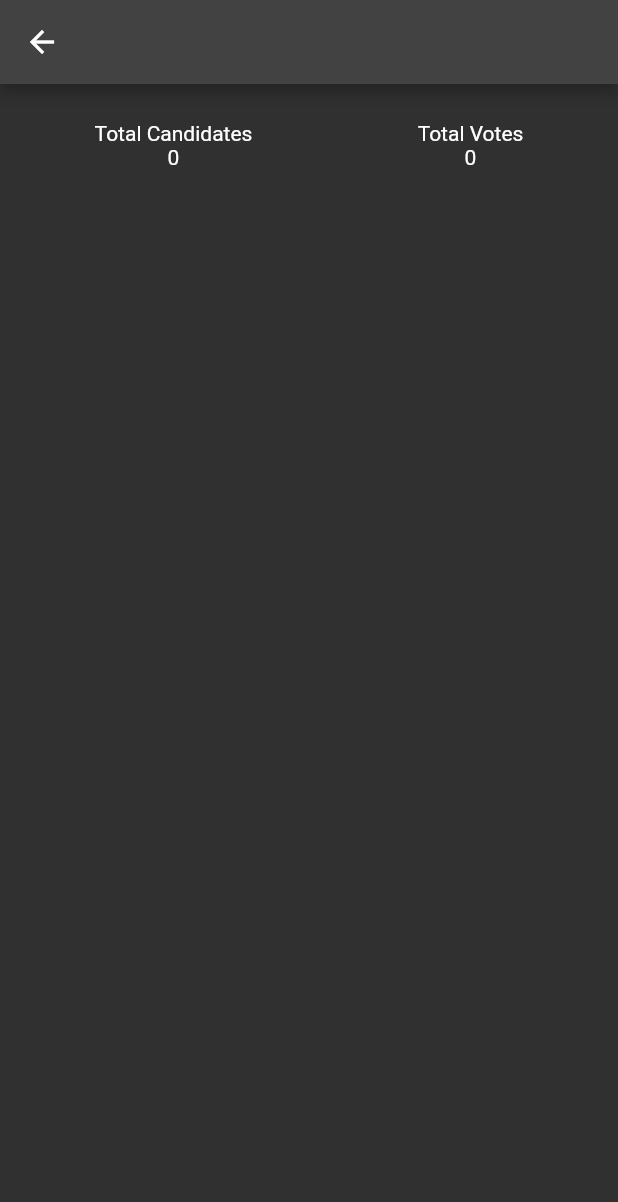
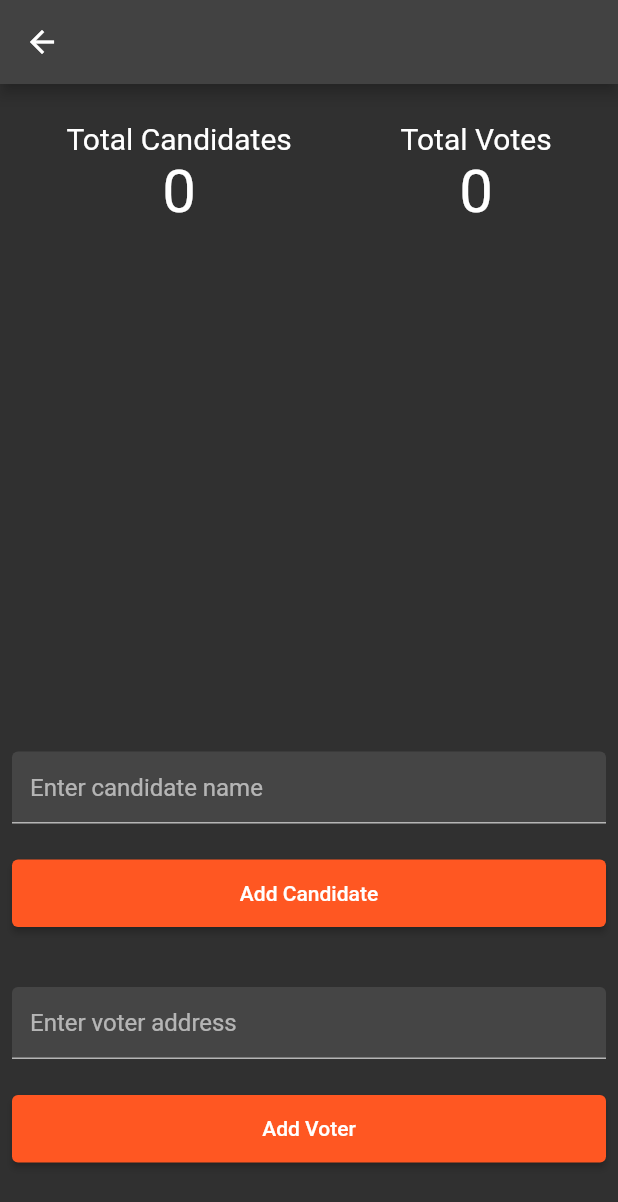
Before and after one commit to diogosequeira94/elections_voting_dapp, a Flutter app: the ElectionInformation screen opened directly with empty values, on a phone screen of 412 x 824 dp. Shown: the top 1202 px of the screen. Run offline on Flutter 3.47's test engine with Material 2 defaults, Android fonts, the phone set to English and light mode, and no system bars; our stand-ins replace bloc, equatable, flutter_bloc; missing offline and left inert: web3dart; statements that could not run were skipped; project files that could hold a hidden picture were left out.

Commit message:
add bloc method

```diff
--- a/lib/bloc/election_bloc.dart
+++ b/lib/bloc/election_bloc.dart
@@ -11,11 +11,14 @@ class ElectionBloc extends Bloc<ElectionEvent, ElectionState> {
   final ElectionRepository electionRepository;
   ElectionBloc({required this.electionRepository}) : super(ElectionInitial()) {
     on<StartElectionPressed>(_onStartElectionPressed);
+    on<AddCandidatePressed>(_onAddCandidatePressed);
+    on<AuthorizedVoterPressed>(_onAuthorizeVoterPressed);
   }
 
-  Future<void> _onStartElectionPressed(StartElectionPressed event, Emitter<ElectionState> emit) async {
+  Future<void> _onStartElectionPressed(
+      StartElectionPressed event, Emitter<ElectionState> emit) async {
     emit(ElectionStartInProgress());
-    await Future.delayed(const Duration(seconds: 3));
+    await Future.delayed(const Duration(seconds: 2));
     try {
       await electionRepository.startElection(event.electionName);
       emit(ElectionStartSuccess(electionName: event.electionName));
@@ -24,4 +27,28 @@ class ElectionBloc extends Bloc<ElectionEvent, ElectionState> {
       emit(ElectionStartFailure());
     }
   }
+
+  Future<void> _onAddCandidatePressed(
+      AddCandidatePressed event, Emitter<ElectionState> emit) async {
+    emit(AddCandidateInProgress());
+    try {
+      await electionRepository.addCandidate(event.candidateName);
+      emit(AddCandidateSuccess());
+    } on Object catch (error) {
+      print(error);
+      emit(AddCandidateFailure());
+    }
+  }
+
+  Future<void> _onAuthorizeVoterPressed(
+      AuthorizedVoterPressed event, Emitter<ElectionState> emit) async {
+    emit(AuthorizeVoterInProgress());
+    try {
+      await electionRepository.authorizeVoter(event.voterAddress);
+      emit(AuthorizeVoterSuccess());
+    } on Object catch (error) {
+      print(error);
+      emit(AuthorizeVoterFailure());
+    }
+  }
 }
--- a/lib/bloc/election_event.dart
+++ b/lib/bloc/election_event.dart
@@ -11,3 +11,19 @@ class StartElectionPressed extends ElectionEvent {
   @override
   List<Object?> get props => [electionName];
 }
+
+class AddCandidatePressed extends ElectionEvent {
+  final String candidateName;
+  const AddCandidatePressed({required this.candidateName});
+
+  @override
+  List<Object?> get props => [candidateName];
+}
+
+class AuthorizedVoterPressed extends ElectionEvent {
+  final String voterAddress;
+  const AuthorizedVoterPressed({required this.voterAddress});
+
+  @override
+  List<Object?> get props => [voterAddress];
+}
--- a/lib/bloc/election_state.dart
+++ b/lib/bloc/election_state.dart
@@ -25,3 +25,38 @@ class ElectionStartFailure extends ElectionState {
   @override
   List<Object> get props => [];
 }
+
+class AddCandidateInProgress extends ElectionState {
+  @override
+  List<Object> get props => [];
+}
+
+class AddCandidateSuccess extends ElectionState {
+  @override
+  List<Object> get props => [];
+}
+
+class AddCandidateFailure extends ElectionState {
+  @override
+  List<Object> get props => [];
+}
+
+class AuthorizeVoterInProgress extends ElectionState {
+  @override
+  List<Object> get props => [];
+}
+
+class AuthorizeVoterSuccess extends ElectionState {
+  @override
+  List<Object> get props => [];
+}
+
+class AuthorizeVoterFailure extends ElectionState {
+  @override
+  List<Object> get props => [];
+}
+
+class AuthorizeVoterAlreadyAuthorized extends AuthorizeVoterFailure {
+  @override
+  List<Object> get props => [];
+}
--- a/lib/view/election_information.dart
+++ b/lib/view/election_information.dart
@@ -1,4 +1,6 @@
+import 'package:elections_dapp/bloc/election_bloc.dart';
 import 'package:flutter/material.dart';
+import 'package:flutter_bloc/flutter_bloc.dart';
 
 class ElectionInformation extends StatefulWidget {
   final String electionName;
@@ -10,52 +12,141 @@ class ElectionInformation extends StatefulWidget {
 }
 
 class _ElectionInformationState extends State<ElectionInformation> {
+  @override
+  Widget build(BuildContext context) {
+    const labelTextStyle = TextStyle(fontSize: 20.0);
+    const valueTextStyle = TextStyle(fontSize: 40.0);
+    return Scaffold(
+      appBar: AppBar(
+        title: Text(widget.electionName),
+      ),
+      body: Padding(
+        padding: const EdgeInsets.symmetric(horizontal: 8.0, vertical: 25.0),
+        child: Column(
+          mainAxisAlignment: MainAxisAlignment.spaceBetween,
+          children: [
+            Row(
+              mainAxisAlignment: MainAxisAlignment.spaceAround,
+              key: const Key('electionInfo_candidateVotes'),
+              children: [
+                Column(
+                  children: const [
+                    Text('Total Candidates', style: labelTextStyle),
+                    Text('0', style: valueTextStyle),
+                  ],
+                ),
+                Column(
+                  children: const [
+                    Text('Total Votes', style: labelTextStyle),
+                    Text('0', style: valueTextStyle),
+                  ],
+                ),
+              ],
+            ),
+            const ElectionInputsWidget(),
+          ],
+        ),
+      ),
+    );
+  }
+}
+
+class ElectionInputsWidget extends StatefulWidget {
+  const ElectionInputsWidget({Key? key}) : super(key: key);
+
+  @override
+  State<ElectionInputsWidget> createState() => _ElectionInputsWidgetState();
+}
+
+class _ElectionInputsWidgetState extends State<ElectionInputsWidget> {
   late TextEditingController addCandidateController;
+  late TextEditingController addVoteController;
 
   @override
   void initState() {
     addCandidateController = TextEditingController();
+    addVoteController = TextEditingController();
     super.initState();
   }
 
   @override
   void dispose() {
     addCandidateController.dispose();
+    addVoteController.dispose();
     super.dispose();
   }
+
   @override
   Widget build(BuildContext context) {
-    return Scaffold(
-      appBar: AppBar(
-        title: Text(widget.electionName),
-      ),
-      body: SingleChildScrollView(
-        child: Padding(
-          padding: const EdgeInsets.symmetric(horizontal: 8.0, vertical: 25.0),
+    return BlocBuilder<ElectionBloc, ElectionState>(
+      builder: (context, state) {
+        return Padding(
+          padding: const EdgeInsets.only(bottom: 24.0),
           child: Column(
             children: [
-              Row(
-                mainAxisAlignment: MainAxisAlignment.spaceAround,
-                key: const Key('electionInfo_candidateVotes'),
+              Column(
                 children: [
-                  Column(
-                    children: const [
-                      Text('Total Candidates'),
-                      Text('0'),
-                    ],
+                  TextField(
+                    controller: addCandidateController,
+                    decoration: const InputDecoration(
+                        filled: true, hintText: 'Enter candidate name'),
                   ),
-                  Column(
-                    children: const [
-                      Text('Total Votes'),
-                      Text('0'),
-                    ],
+                  Padding(
+                    padding: const EdgeInsets.only(top: 24.0),
+                    child: SizedBox(
+                      width: double.infinity,
+                      height: 45,
+                      child: ElevatedButton(
+                        onPressed: () async {
+                          if (addCandidateController.text.isNotEmpty) {
+                            context.read<ElectionBloc>().add(
+                                  AddCandidatePressed(
+                                      candidateName:
+                                          addCandidateController.text),
+                                );
+                          }
+                        },
+                        child: state is AddCandidateInProgress
+                            ? const CircularProgressIndicator()
+                            : const Text('Add Candidate'),
+                      ),
+                    ),
                   ),
                 ],
-              )
+              ),
+              const SizedBox(height: 40.0),
+              Column(
+                children: [
+                  TextField(
+                    controller: addVoteController,
+                    decoration: const InputDecoration(
+                        filled: true, hintText: 'Enter voter address'),
+                  ),
+                  Padding(
+                    padding: const EdgeInsets.only(top: 24.0),
+                    child: SizedBox(
+                      width: double.infinity,
+                      height: 45,
+                      child: ElevatedButton(
+                        onPressed: () async {
+                          if (addVoteController.text.isNotEmpty) {
+                            // context.read<ElectionBloc>().add(
+                            //   StartElectionPressed(
+                            //       electionName: addVoterController.text),
+                            // );
+                            print('Voter Added');
+                          }
+                        },
+                        child: const Text('Add Voter'),
+                      ),
+                    ),
+                  ),
+                ],
+              ),
             ],
           ),
-        ),
-      ),
+        );
+      },
     );
   }
 }
```
